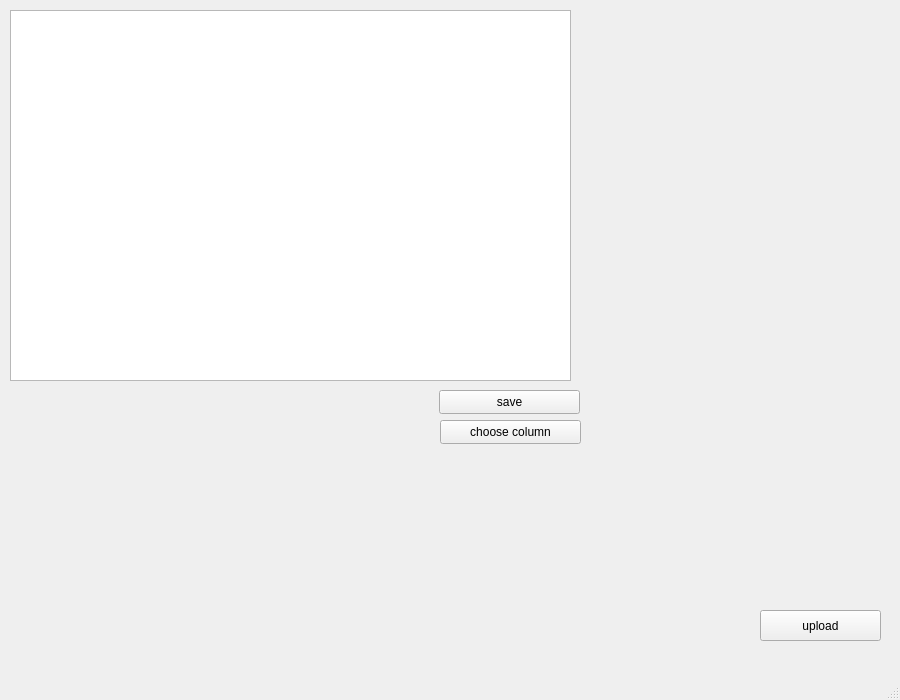
The window that PROJET_DM.ui (super-cinnamon/Projet_DM) describes before a commit, drawn with Qt 5.
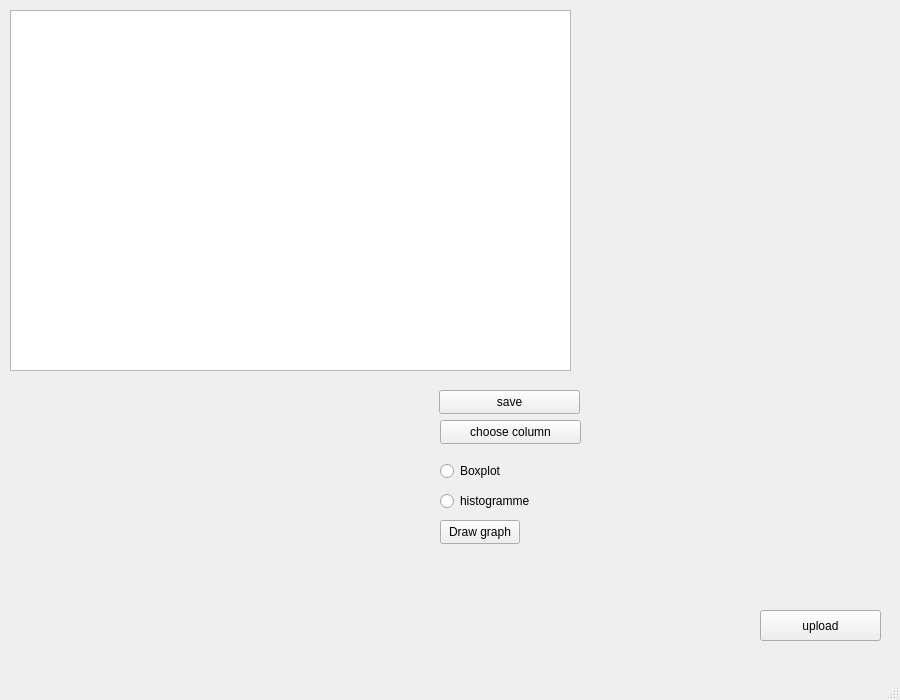
The same window after the commit.

What changed in the file:
```diff
--- a/PROJET_DM.ui
+++ b/PROJET_DM.ui
@@ -20,7 +20,7 @@
       <x>10</x>
       <y>10</y>
       <width>561</width>
-      <height>371</height>
+      <height>361</height>
      </rect>
     </property>
    </widget>
@@ -89,6 +89,58 @@
      <string/>
     </property>
    </widget>
+   <widget class="QRadioButton" name="boxplot_radio">
+    <property name="geometry">
+     <rect>
+      <x>440</x>
+      <y>460</y>
+      <width>91</width>
+      <height>22</height>
+     </rect>
+    </property>
+    <property name="text">
+     <string>Boxplot</string>
+    </property>
+    <property name="checkable">
+     <bool>true</bool>
+    </property>
+   </widget>
+   <widget class="QRadioButton" name="histogramme_radio">
+    <property name="geometry">
+     <rect>
+      <x>440</x>
+      <y>490</y>
+      <width>91</width>
+      <height>22</height>
+     </rect>
+    </property>
+    <property name="text">
+     <string>histogramme</string>
+    </property>
+   </widget>
+   <widget class="QWidget" name="widget" native="true">
+    <property name="geometry">
+     <rect>
+      <x>30</x>
+      <y>390</y>
+      <width>361</width>
+      <height>261</height>
+     </rect>
+    </property>
+   </widget>
+   <widget class="QPushButton" name="draw">
+    <property name="geometry">
+     <rect>
+      <x>440</x>
+      <y>520</y>
+      <width>80</width>
+      <height>24</height>
+     </rect>
+    </property>
+    <property name="text">
+     <string>Draw graph</string>
+    </property>
+   </widget>
   </widget>
   <widget class="QMenuBar" name="menubar">
    <property name="geometry">
```
